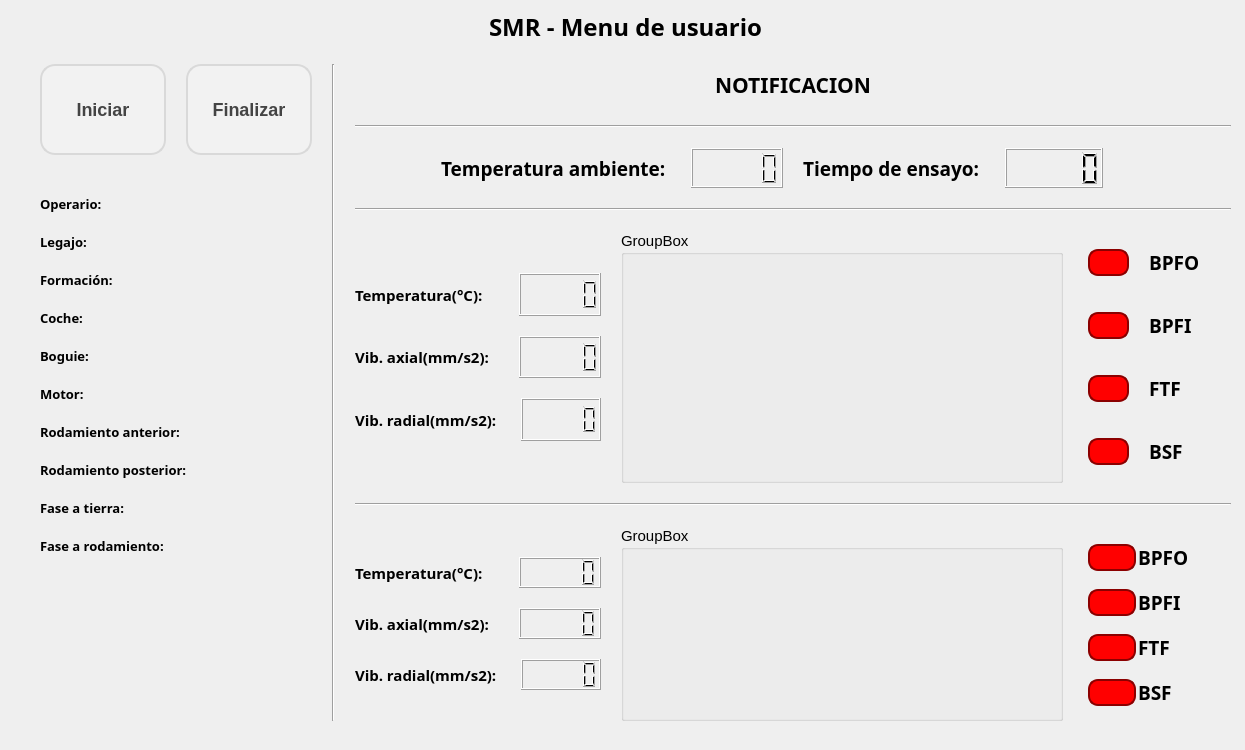
Qt form app_smr/Qt/win_user.ui (nvargas24/Sistema_medicion_de_rodamientos-SMR) before a commit.
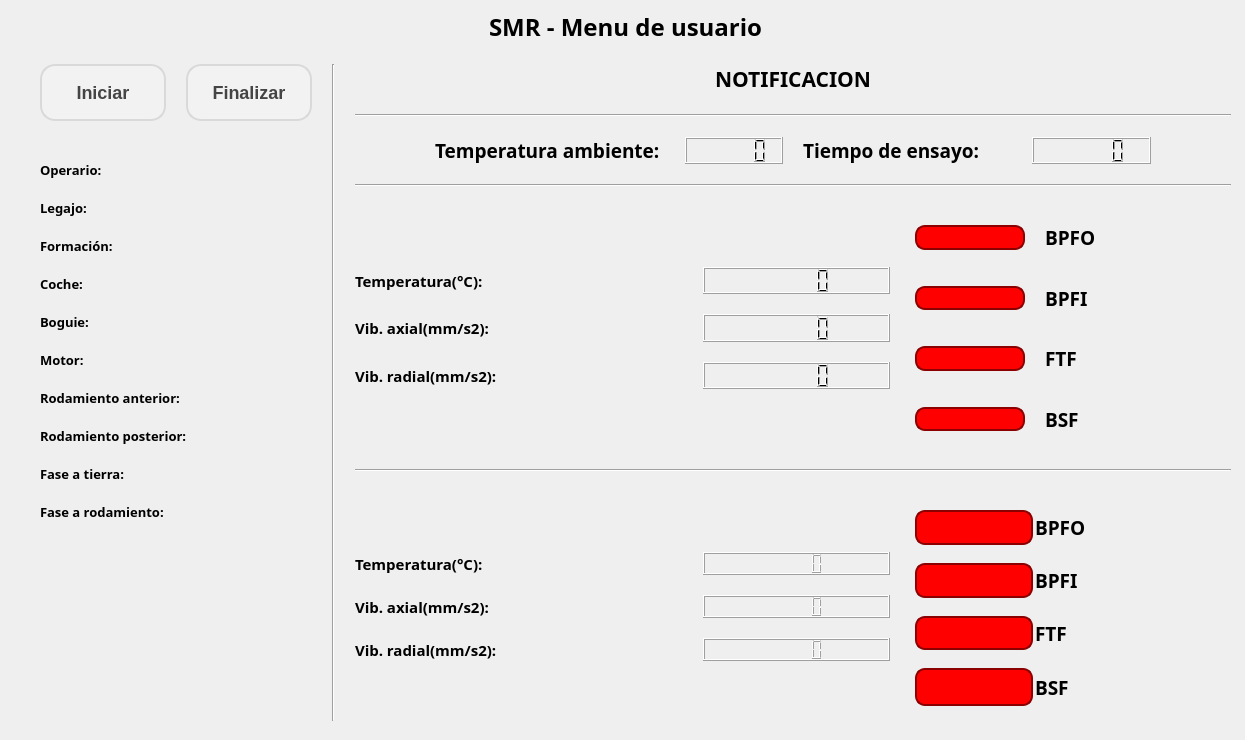
The same form after that commit.

What changed in the file:
```diff
--- a/app_smr/Qt/win_user.ui
+++ b/app_smr/Qt/win_user.ui
@@ -7,7 +7,7 @@
     <x>0</x>
     <y>0</y>
     <width>1245</width>
-    <height>750</height>
+    <height>740</height>
    </rect>
   </property>
   <property name="sizePolicy">
@@ -59,10 +59,13 @@
      <item>
       <layout class="QHBoxLayout" name="horizontalLayout_11" stretch="1,0,3">
        <item>
-        <layout class="QVBoxLayout" name="verticalLayout_7" stretch="4,2,2,2,2,2,6">
+        <layout class="QVBoxLayout" name="verticalLayout_7" stretch="4,2,2,2,2,2">
          <property name="leftMargin">
           <number>20</number>
          </property>
+         <property name="bottomMargin">
+          <number>200</number>
+         </property>
          <item>
           <layout class="QHBoxLayout" name="horizontalLayout_12">
            <property name="bottomMargin">
@@ -524,19 +527,6 @@
            </item>
           </layout>
          </item>
-         <item>
-          <spacer name="verticalSpacer_5">
-           <property name="orientation">
-            <enum>Qt::Vertical</enum>
-           </property>
-           <property name="sizeHint" stdset="0">
-            <size>
-             <width>20</width>
-             <height>40</height>
-            </size>
-           </property>
-          </spacer>
-         </item>
         </layout>
        </item>
        <item>
@@ -574,20 +564,13 @@
           </widget>
          </item>
          <item>
-          <layout class="QHBoxLayout" name="horizontalLayout_14" stretch="2,8,7,3">
-           <item>
-            <spacer name="horizontalSpacer_7">
-             <property name="orientation">
-              <enum>Qt::Horizontal</enum>
-             </property>
-             <property name="sizeHint" stdset="0">
-              <size>
-               <width>40</width>
-               <height>20</height>
-              </size>
-             </property>
-            </spacer>
-           </item>
+          <layout class="QHBoxLayout" name="horizontalLayout_14" stretch="8,8">
+           <property name="leftMargin">
+            <number>80</number>
+           </property>
+           <property name="rightMargin">
+            <number>80</number>
+           </property>
            <item>
             <layout class="QHBoxLayout" name="horizontalLayout_16" stretch="7,4">
              <item>
@@ -646,19 +629,6 @@
              </item>
             </layout>
            </item>
-           <item>
-            <spacer name="horizontalSpacer_8">
-             <property name="orientation">
-              <enum>Qt::Horizontal</enum>
-             </property>
-             <property name="sizeHint" stdset="0">
-              <size>
-               <width>40</width>
-               <height>20</height>
-              </size>
-             </property>
-            </spacer>
-           </item>
           </layout>
          </item>
          <item>
@@ -674,20 +644,13 @@
             <number>0</number>
            </property>
            <item>
-            <layout class="QVBoxLayout" name="verticalLayout_8" stretch="2,2,2,2,2">
-             <item>
-              <spacer name="verticalSpacer_3">
-               <property name="orientation">
-                <enum>Qt::Vertical</enum>
-               </property>
-               <property name="sizeHint" stdset="0">
-                <size>
-                 <width>20</width>
-                 <height>40</height>
-                </size>
-               </property>
-              </spacer>
-             </item>
+            <layout class="QVBoxLayout" name="verticalLayout_8" stretch="2,2,2">
+             <property name="topMargin">
+              <number>60</number>
+             </property>
+             <property name="bottomMargin">
+              <number>60</number>
+             </property>
              <item>
               <layout class="QHBoxLayout" name="horizontalLayout_17" stretch="7,4">
                <item>
@@ -754,31 +717,10 @@
                </item>
               </layout>
              </item>
-             <item>
-              <spacer name="verticalSpacer">
-               <property name="orientation">
-                <enum>Qt::Vertical</enum>
-               </property>
-               <property name="sizeHint" stdset="0">
-                <size>
-                 <width>20</width>
-                 <height>40</height>
-                </size>
-               </property>
-              </spacer>
-             </item>
             </layout>
            </item>
            <item>
-            <layout class="QHBoxLayout" name="fft_ant">
-             <item>
-              <widget class="QGroupBox" name="groupBox">
-               <property name="title">
-                <string>GroupBox</string>
-               </property>
-              </widget>
-             </item>
-            </layout>
+            <layout class="QHBoxLayout" name="fft_ant"/>
            </item>
            <item>
             <layout class="QVBoxLayout" name="verticalLayout_17">
@@ -973,20 +915,13 @@
          <item>
           <layout class="QHBoxLayout" name="horizontalLayout_74" stretch="5,9,3">
            <item>
-            <layout class="QVBoxLayout" name="verticalLayout_18" stretch="2,2,2,2,2">
-             <item>
-              <spacer name="verticalSpacer_4">
-               <property name="orientation">
-                <enum>Qt::Vertical</enum>
-               </property>
-               <property name="sizeHint" stdset="0">
-                <size>
-                 <width>20</width>
-                 <height>40</height>
-                </size>
-               </property>
-              </spacer>
-             </item>
+            <layout class="QVBoxLayout" name="verticalLayout_18" stretch="2,2,2">
+             <property name="topMargin">
+              <number>60</number>
+             </property>
+             <property name="bottomMargin">
+              <number>60</number>
+             </property>
              <item>
               <layout class="QHBoxLayout" name="horizontalLayout_75" stretch="7,4">
                <item>
@@ -1053,31 +988,10 @@
                </item>
               </layout>
              </item>
-             <item>
-              <spacer name="verticalSpacer_2">
-               <property name="orientation">
-                <enum>Qt::Vertical</enum>
-               </property>
-               <property name="sizeHint" stdset="0">
-                <size>
-                 <width>20</width>
-                 <height>40</height>
-                </size>
-               </property>
-              </spacer>
-             </item>
             </layout>
            </item>
            <item>
-            <layout class="QHBoxLayout" name="fft_pos">
-             <item>
-              <widget class="QGroupBox" name="groupBox_2">
-               <property name="title">
-                <string>GroupBox</string>
-               </property>
-              </widget>
-             </item>
-            </layout>
+            <layout class="QHBoxLayout" name="fft_pos"/>
            </item>
            <item>
             <layout class="QVBoxLayout" name="verticalLayout_19">
```
